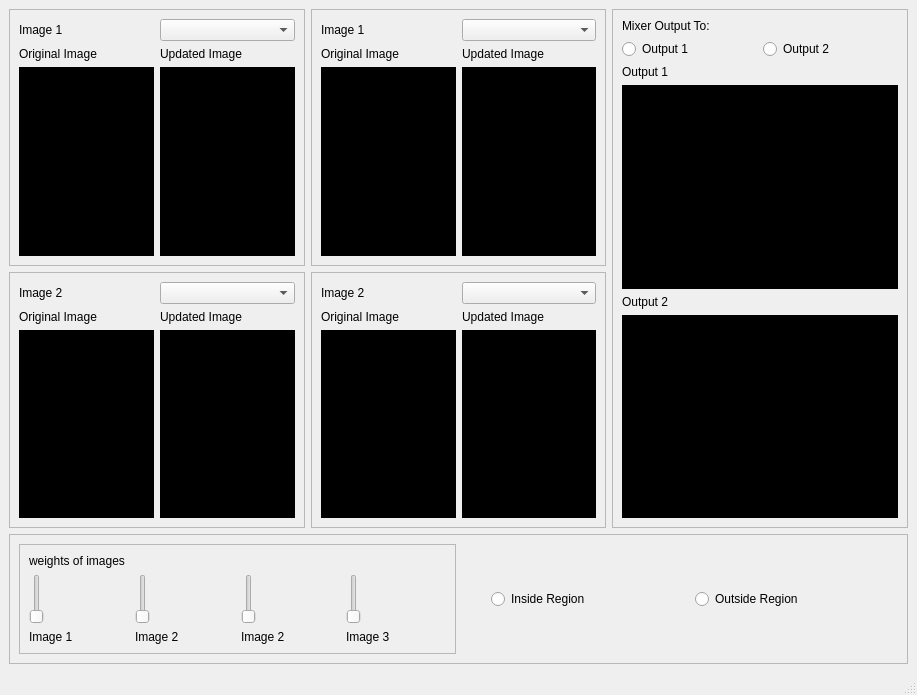
Before: the Qt Designer form MainWindow.ui in joyou159/Fourier-Image-Mixer, drawn with Qt 5.
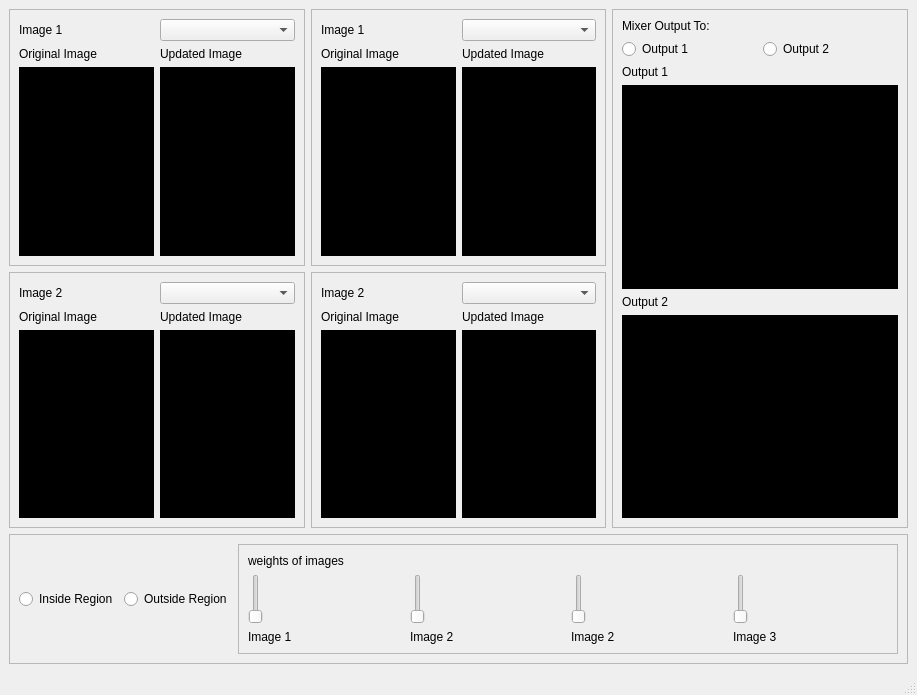
After: the same form once the commit is applied.

Diff of the .ui file:
```diff
--- a/MainWindow.ui
+++ b/MainWindow.ui
@@ -395,8 +395,8 @@
          <enum>QFrame::Raised</enum>
         </property>
         <layout class="QGridLayout" name="gridLayout_7">
-         <item row="0" column="0">
-          <layout class="QHBoxLayout" name="horizontalLayout_12">
+         <item row="0" column="1">
+          <layout class="QHBoxLayout" name="horizontalLayout_12" stretch="4">
            <item>
             <widget class="QFrame" name="frame_8">
              <property name="frameShape">
@@ -488,27 +488,13 @@
              </layout>
             </widget>
            </item>
-           <item>
-            <layout class="QHBoxLayout" name="horizontalLayout_11">
+          </layout>
+         </item>
+         <item row="0" column="0">
+          <layout class="QHBoxLayout" name="horizontalLayout_11" stretch="0,0">
              <property name="spacing">
               <number>6</number>
              </property>
-             <item>
-              <spacer name="horizontalSpacer_2">
-               <property name="orientation">
-                <enum>Qt::Horizontal</enum>
-               </property>
-               <property name="sizeType">
-                <enum>QSizePolicy::Preferred</enum>
-               </property>
-               <property name="sizeHint" stdset="0">
-                <size>
-                 <width>29</width>
-                 <height>20</height>
-                </size>
-               </property>
-              </spacer>
-             </item>
              <item>
               <widget class="QRadioButton" name="radioButton_3">
                <property name="text">
@@ -525,24 +511,6 @@
                 <string>Outside Region</string>
                </property>
               </widget>
-             </item>
-             <item>
-              <spacer name="horizontalSpacer">
-               <property name="orientation">
-                <enum>Qt::Horizontal</enum>
-               </property>
-               <property name="sizeType">
-                <enum>QSizePolicy::Preferred</enum>
-               </property>
-               <property name="sizeHint" stdset="0">
-                <size>
-                 <width>6</width>
-                 <height>20</height>
-                </size>
-               </property>
-              </spacer>
-             </item>
-            </layout>
            </item>
           </layout>
          </item>
```
Lines whose indentation alone changed are shown as unchanged.
